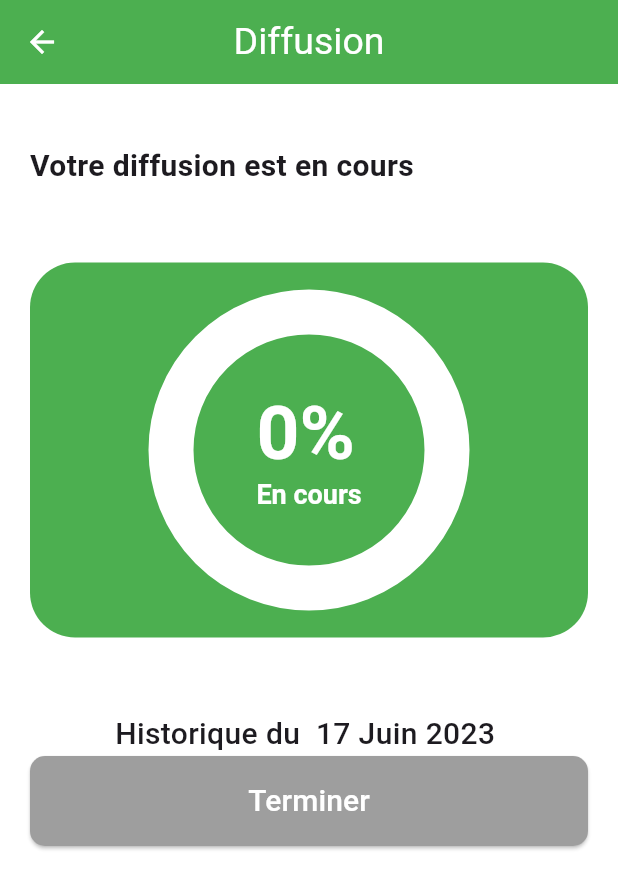
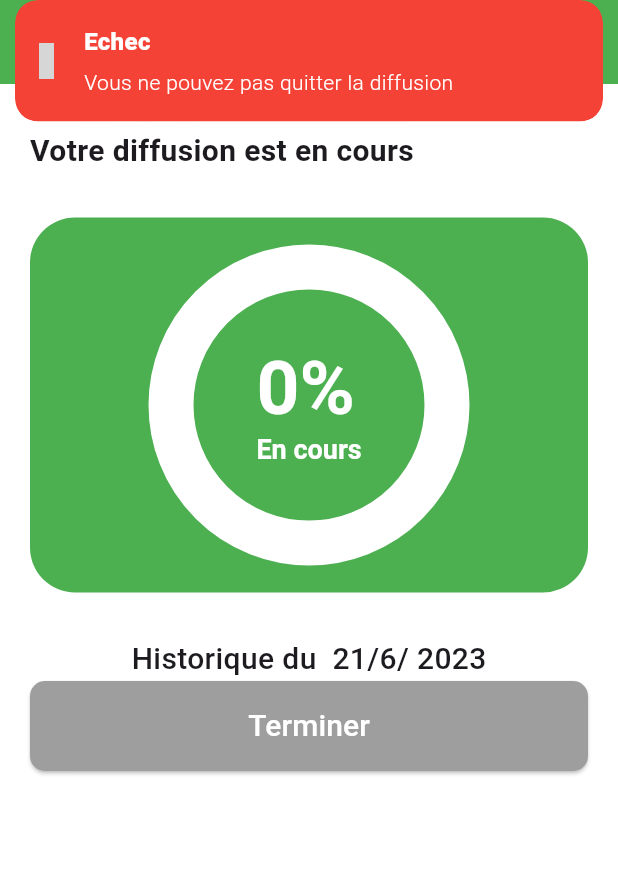
Before and after one commit to andersonandys/alpha_v1, a Flutter app: the DiffusionScreen screen opened directly with empty values, after a tap on "Terminer", on a phone screen of 412 x 824 dp. Shown: the top 889 px of the screen. Run offline on Flutter 3.47's test engine with Material 2 defaults, Android fonts, the phone set to English and light mode, and no system bars; drawn by our look-alikes of percent_indicator; our stand-ins replace audioplayers, cloud_firestore, file_picker, firebase_auth, firebase_core, firebase_storage and 6 more; missing offline and left inert: ficonsax; accounts and stored records are empty; grey boxes are pictures that could not be loaded.

Commit message:
add diffusion

```diff
--- a/lib/screen/diffusion_screen.dart
+++ b/lib/screen/diffusion_screen.dart
@@ -10,23 +10,26 @@ import 'package:get/get.dart';
 import 'package:shared_preferences/shared_preferences.dart';
 
 class DiffusionScreen extends StatefulWidget {
-  DiffusionScreen({Key? key, required this.idDiffusion}) : super(key: key);
+  DiffusionScreen({Key? key, required this.idDiffusion, required this.finish})
+      : super(key: key);
   String idDiffusion;
+  bool finish;
   @override
   _DiffusionScreenState createState() => _DiffusionScreenState();
 }
 
 class _DiffusionScreenState extends State<DiffusionScreen> {
-  AudioPlayer audioPlayer = AudioPlayer();
+  // AudioPlayer audioPlayer = AudioPlayer();
   int totalDuration = 0;
   int currentPosition = 0;
   final appController = Get.put(AppControler());
-  int currentMusicIndex = 1;
+  // int currentMusicIndex = 1;
   late DateTime startTime;
   Duration duration = const Duration(hours: 5);
   late Timer _timer;
 
-  int _countdown = 120; // 15 minutes en secondes
+  String datenow = " ${DateTime.now().day}/${DateTime.now().month}";
+  int _countdown = 900; // 15 minutes en secondes
   late final Stream<QuerySnapshot> streamDiffusion = FirebaseFirestore.instance
       .collection("diffusion")
       .doc(widget.idDiffusion)
@@ -37,6 +40,7 @@ class _DiffusionScreenState extends State<DiffusionScreen> {
   @override
   void initState() {
     super.initState();
+    appController.getuserData();
     // print(currentMusicIndex);
     // print("la valeur initiale");
     // if (prefs.getInt("numberDiffus") == 0) {
@@ -49,7 +53,9 @@ class _DiffusionScreenState extends State<DiffusionScreen> {
     // }
     startTime = DateTime.now();
     initializeSharedPreferences();
+    if (!widget.finish) {
       playMusic();
+    }
   }
 
   Future<void> initializeSharedPreferences() async {
@@ -86,29 +92,24 @@ class _DiffusionScreenState extends State<DiffusionScreen> {
     if (appController.isPlaying.isTrue) return;
     String filePath = "test-bach-wtk-1.wav";
     appController.isPlaying.value = true;
-    audioPlayer.play(AssetSource(filePath));
-    audioPlayer.onDurationChanged.listen((duration) {
+    appController.audioPlayer.value.play(AssetSource(filePath));
+    appController.audioPlayer.value.onDurationChanged.listen((duration) {
       prefs.setInt("numberDiffus", 0);
       setState(() {
         totalDuration = duration.inMilliseconds;
       });
     });
 
-    audioPlayer.onPositionChanged.listen((position) {
+    appController.audioPlayer.value.onPositionChanged.listen((position) {
       setState(() {
         currentPosition = position.inMilliseconds;
       });
     });
 
-    audioPlayer.onPlayerComplete.listen((event) {
-      print(currentMusicIndex);
+    appController.audioPlayer.value.onPlayerComplete.listen((event) {
+      // prefs.setInt("numberDiffus", currentMusicIndex);
 
-      setState(() {
-        currentMusicIndex++;
-      });
-      prefs.setInt("numberDiffus", currentMusicIndex);
-      prefs.reload();
-      appController.updateDiffusion(currentMusicIndex);
+      appController.updateDiffusion();
       nextMusic();
     });
   }
@@ -122,7 +123,7 @@ class _DiffusionScreenState extends State<DiffusionScreen> {
     });
     startTimer();
 
-    Future.delayed(const Duration(minutes: 2), () {
+    Future.delayed(const Duration(minutes: 15), () {
       if (DateTime.now().difference(startTime) < duration) {
         // Appeler playMusic() pour lancer la musique suivante
         final int? counter = prefs.getInt('numberDiffus');
@@ -135,7 +136,7 @@ class _DiffusionScreenState extends State<DiffusionScreen> {
   @override
   void dispose() {
     _cancelTimer();
-    audioPlayer.stop();
+    appController.audioPlayer.value.stop();
     super.dispose();
   }
 
@@ -150,7 +151,7 @@ class _DiffusionScreenState extends State<DiffusionScreen> {
       appBar: AppBar(
         leading: IconButton(
             onPressed: () {
-              audioPlayer.stop();
+              appController.audioPlayer.value.stop();
               _cancelTimer();
               Navigator.of(context).pop();
             },
@@ -174,7 +175,7 @@ class _DiffusionScreenState extends State<DiffusionScreen> {
                 crossAxisAlignment: CrossAxisAlignment.start,
                 children: <Widget>[
                   const SizedBox(
-                    height: 20,
+                    height: 10,
                   ),
                   (appController.isPlaying.isTrue)
                       ? const Text(
@@ -189,7 +190,7 @@ class _DiffusionScreenState extends State<DiffusionScreen> {
                           textAlign: TextAlign.center,
                         ),
                   const SizedBox(
-                    height: 50,
+                    height: 30,
                   ),
                   Container(
                     height: 250,
@@ -215,7 +216,7 @@ class _DiffusionScreenState extends State<DiffusionScreen> {
                     ),
                   ),
                   const SizedBox(
-                    height: 50,
+                    height: 30,
                   ),
                   StreamBuilder(
                     stream: streamDiffusion,
@@ -234,7 +235,6 @@ class _DiffusionScreenState extends State<DiffusionScreen> {
                       var dataDif = snapshot.data!.docs;
                       var length = snapshot.data!.docs.length;
                       for (var element in dataDif) {
-                        element["niveau"];
                         if (element["statut"] == "A venir") {
                           if (appController.idChild.contains(element.id)) {
                           } else {
@@ -244,9 +244,9 @@ class _DiffusionScreenState extends State<DiffusionScreen> {
                       }
                       return Column(
                         children: <Widget>[
-                          const Text(
-                            'Historique du  17 Juin 2023 ',
-                            style: TextStyle(
+                          Text(
+                            'Historique du $datenow/ 2023',
+                            style: const TextStyle(
                                 fontSize: 20, fontWeight: FontWeight.w500),
                           ),
                           ListView.builder(
@@ -267,10 +267,18 @@ class _DiffusionScreenState extends State<DiffusionScreen> {
                                             fontSize: 20,
                                             color: Colors.black54),
                                       ),
-                                      trailing: (currentMusicIndex ==
+                                      trailing: (appController
+                                                  .currentMusicIndex.value ==
                                               dataDif[index]["niveau"])
+                                          ? (appController.isPlaying.isTrue)
                                               ? const Text(
                                                   'En diffusion',
+                                                  style: TextStyle(
+                                                      fontSize: 20,
+                                                      color: Colors.orange),
+                                                )
+                                              : const Text(
+                                                  'En attente',
                                                   style: TextStyle(
                                                       fontSize: 20,
                                                       color: Colors.orange),
@@ -300,26 +308,28 @@ class _DiffusionScreenState extends State<DiffusionScreen> {
                   ElevatedButton(
                     onPressed: () {
                       print(prefs.getInt("numberDiffus"));
-                      // if (appController.isPlaying.isTrue) {
-                      //   // avertissement
-                      // } else {
-                      //   if (currentMusicIndex < 4) {
-                      //     appController.messageSucces(
-                      //         "Vous ne pouvez pas quitter la diffusion");
-                      //   } else {
-                      //     Navigator.push(
-                      //       context,
-                      //       MaterialPageRoute<void>(
-                      //         builder: (BuildContext context) =>
-                      //             const DashboardScreen(),
-                      //       ),
-                      //     );
-                      //   }
-                      // }
+                      if (appController.isPlaying.isTrue) {
+                        appController.messageError(
+                            "Vous ne pouvez pas quitter la diffusion");
+                      } else {
+                        if (appController.currentMusicIndex.value < 4) {
+                          appController.messageSucces(
+                              "Vous ne pouvez pas quitter la diffusion");
+                        } else {
+                          Navigator.push(
+                            context,
+                            MaterialPageRoute<void>(
+                              builder: (BuildContext context) =>
+                                  const DashboardScreen(),
+                            ),
+                          );
+                        }
+                      }
                     },
                     style: ElevatedButton.styleFrom(
                       foregroundColor: Colors.white,
-                      backgroundColor: (currentMusicIndex < 4)
+                      backgroundColor:
+                          (appController.currentMusicIndex.value < 4)
                               ? Colors.grey
                               : Colors.green, // Texte en blanc
                       minimumSize:
@@ -328,8 +338,8 @@ class _DiffusionScreenState extends State<DiffusionScreen> {
                         borderRadius: BorderRadius.circular(10), // Rayon de 10
                       ),
                     ),
-                    child: const Text(
-                      "Terminer",
+                    child: Text(
+                      (!widget.finish) ? "Terminer" : "Diffusion terminée",
                       style: TextStyle(fontSize: 20),
                     ),
                   ),
--- a/pubspec.yaml
+++ b/pubspec.yaml
@@ -16,7 +16,7 @@ publish_to: 'none' # Remove this line if you wish to publish to pub.dev
 # https://developer.apple.com/library/archive/documentation/General/Reference/InfoPlistKeyReference/Articles/CoreFoundationKeys.html
 # In Windows, build-name is used as the major, minor, and patch parts
 # of the product and file versions while build-number is used as the build suffix.
-version: 1.0.0+1
+version: 1.0.0+2
 
 environment:
   sdk: '>=3.0.1 <4.0.0'
```
Also changed, not shown: lib/controllers/app_controler.dart (+65 -22 lines), lib/screen/dashboard_screen.dart (+8 -5 lines), lib/screen/faq_screen.dart (+16 -1 lines), lib/screen/feedback_screen.dart (+13 -6 lines), lib/screen/profile_screen.dart (+19 -5 lines), lib/screen/register_screen.dart (+15 -4 lines), lib/screen/setting_screen.dart (+20 -5 lines), lib/screen/succesdiffusion_screen.dart (added, +67 -0 lines), assets/finishDiffusion.png (added). Lines whose indentation alone changed are shown as unchanged.
